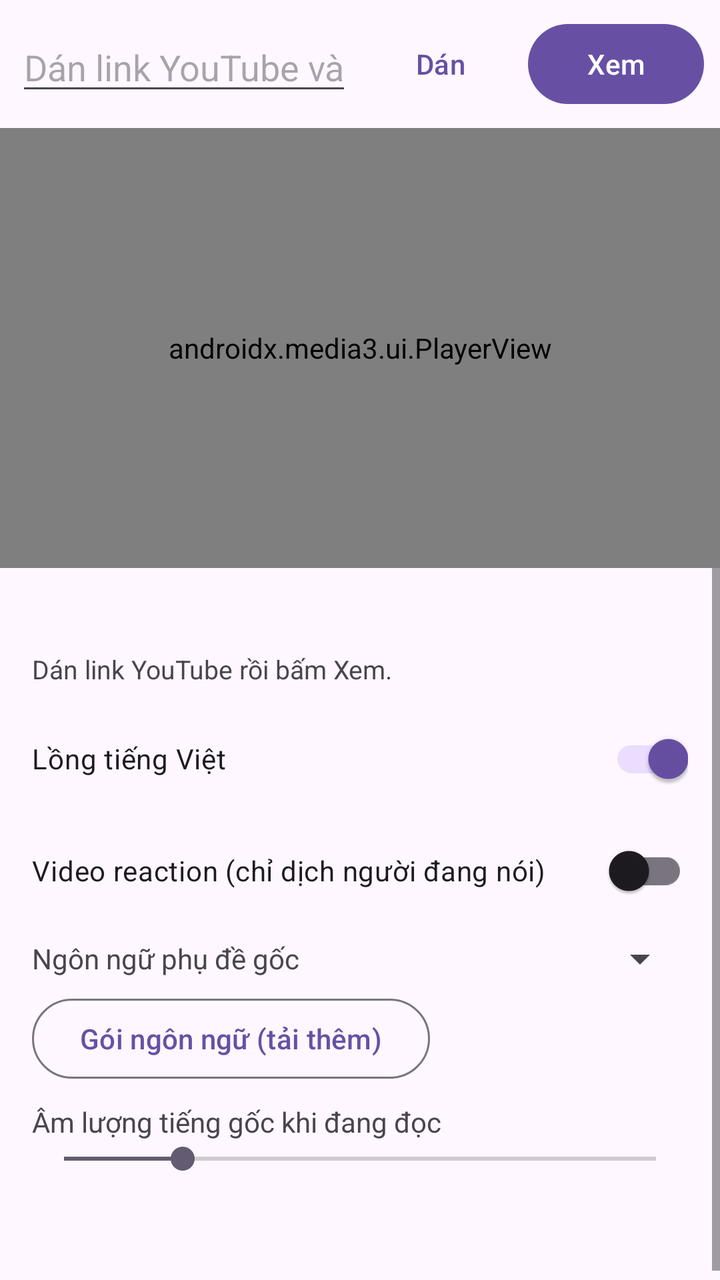
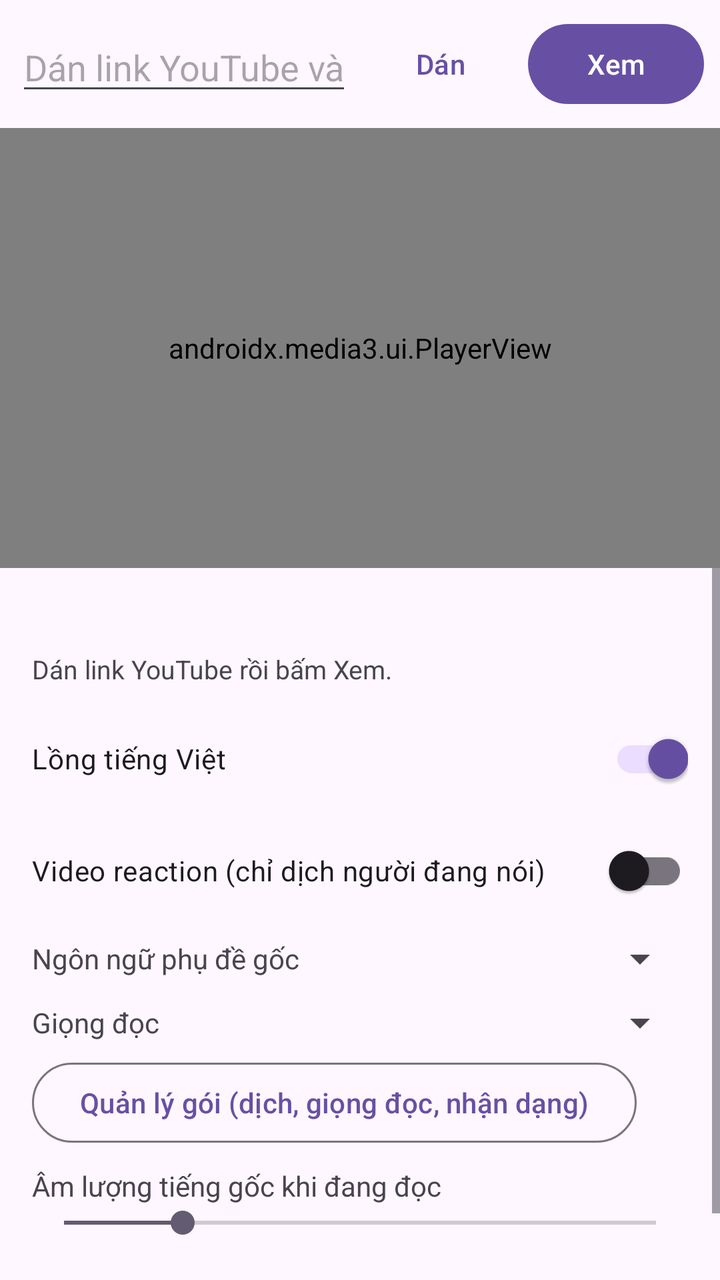

Two renders of the same Android screen: before a commit and after it. Below are the layout's source before the change and the commit's diff.
<!-- AndroidManifest.xml: application theme Theme.ViDub -->
<!-- res/layout/activity_main.xml -->
<?xml version="1.0" encoding="utf-8"?>
<LinearLayout xmlns:android="http://schemas.android.com/apk/res/android"
    xmlns:app="http://schemas.android.com/apk/res-auto"
    android:layout_width="match_parent"
    android:layout_height="match_parent"
    android:fitsSystemWindows="true"
    android:orientation="vertical">

    <LinearLayout
        android:layout_width="match_parent"
        android:layout_height="wrap_content"
        android:gravity="center_vertical"
        android:orientation="horizontal"
        android:padding="8dp">

        <EditText
            android:id="@+id/urlInput"
            android:layout_width="0dp"
            android:layout_height="wrap_content"
            android:layout_weight="1"
            android:hint="Dán link YouTube vào đây"
            android:imeOptions="actionGo"
            android:importantForAutofill="no"
            android:inputType="textUri"
            android:maxLines="1" />

        <Button
            android:id="@+id/pasteBtn"
            style="@style/Widget.Material3.Button.TextButton"
            android:layout_width="wrap_content"
            android:layout_height="wrap_content"
            android:text="Dán" />

        <Button
            android:id="@+id/goBtn"
            android:layout_width="wrap_content"
            android:layout_height="wrap_content"
            android:text="Xem" />
    </LinearLayout>

    <androidx.media3.ui.PlayerView
        android:id="@+id/playerView"
        android:layout_width="match_parent"
        android:layout_height="220dp"
        android:background="#000000"
        app:resize_mode="fit"
        app:show_buffering="when_playing" />

    <ScrollView
        android:layout_width="match_parent"
        android:layout_height="0dp"
        android:layout_weight="1">

        <LinearLayout
            android:layout_width="match_parent"
            android:layout_height="wrap_content"
            android:orientation="vertical"
            android:padding="16dp">

            <TextView
                android:id="@+id/titleView"
                android:layout_width="match_parent"
                android:layout_height="wrap_content"
                android:textSize="16sp"
                android:textStyle="bold" />

            <TextView
                android:id="@+id/statusView"
                android:layout_width="match_parent"
                android:layout_height="wrap_content"
                android:layout_marginTop="4dp"
                android:text="Dán link YouTube rồi bấm Xem."
                android:textSize="13sp" />

            <androidx.appcompat.widget.SwitchCompat
                android:id="@+id/dubSwitch"
                android:layout_width="match_parent"
                android:layout_height="wrap_content"
                android:layout_marginTop="12dp"
                android:checked="true"
                android:text="Lồng tiếng Việt" />

            <androidx.appcompat.widget.SwitchCompat
                android:id="@+id/reactionSwitch"
                android:layout_width="match_parent"
                android:layout_height="wrap_content"
                android:layout_marginTop="8dp"
                android:text="Video reaction (chỉ dịch người đang nói)" />

            <LinearLayout
                android:layout_width="match_parent"
                android:layout_height="wrap_content"
                android:layout_marginTop="8dp"
                android:gravity="center_vertical"
                android:orientation="horizontal">

                <TextView
                    android:layout_width="0dp"
                    android:layout_height="wrap_content"
                    android:layout_weight="1"
                    android:text="Ngôn ngữ phụ đề gốc" />

                <Spinner
                    android:id="@+id/langSpinner"
                    android:layout_width="wrap_content"
                    android:layout_height="wrap_content" />
            </LinearLayout>

            <Button
                android:id="@+id/packsBtn"
                style="@style/Widget.Material3.Button.OutlinedButton"
                android:layout_width="wrap_content"
                android:layout_height="wrap_content"
                android:layout_marginTop="4dp"
                android:text="Gói ngôn ngữ (tải thêm)" />

            <TextView
                android:layout_width="wrap_content"
                android:layout_height="wrap_content"
                android:layout_marginTop="8dp"
                android:text="Âm lượng tiếng gốc khi đang đọc" />

            <SeekBar
                android:id="@+id/volSeek"
                android:layout_width="match_parent"
                android:layout_height="wrap_content"
                android:max="100"
                android:progress="20" />

            <TextView
                android:id="@+id/subView"
                android:layout_width="match_parent"
                android:layout_height="wrap_content"
                android:layout_marginTop="16dp"
                android:textSize="18sp" />
        </LinearLayout>
    </ScrollView>
</LinearLayout>
<!-- resources referenced by this layout -->
<resources>
  <style name="Theme.ViDub" parent="Theme.Material3.DayNight.NoActionBar" />
</resources>

<!-- the commit's change to res/layout/activity_main.xml (unified diff, before → after) -->
@@ -106,13 +106,32 @@
                     android:layout_height="wrap_content" />
             </LinearLayout>
 
+            <LinearLayout
+                android:layout_width="match_parent"
+                android:layout_height="wrap_content"
+                android:layout_marginTop="8dp"
+                android:gravity="center_vertical"
+                android:orientation="horizontal">
+
+                <TextView
+                    android:layout_width="0dp"
+                    android:layout_height="wrap_content"
+                    android:layout_weight="1"
+                    android:text="Giọng đọc" />
+
+                <Spinner
+                    android:id="@+id/ttsSpinner"
+                    android:layout_width="wrap_content"
+                    android:layout_height="wrap_content" />
+            </LinearLayout>
+
             <Button
                 android:id="@+id/packsBtn"
                 style="@style/Widget.Material3.Button.OutlinedButton"
                 android:layout_width="wrap_content"
                 android:layout_height="wrap_content"
                 android:layout_marginTop="4dp"
-                android:text="Gói ngôn ngữ (tải thêm)" />
+                android:text="Quản lý gói (dịch, giọng đọc, nhận dạng)" />
 
             <TextView
                 android:layout_width="wrap_content"
